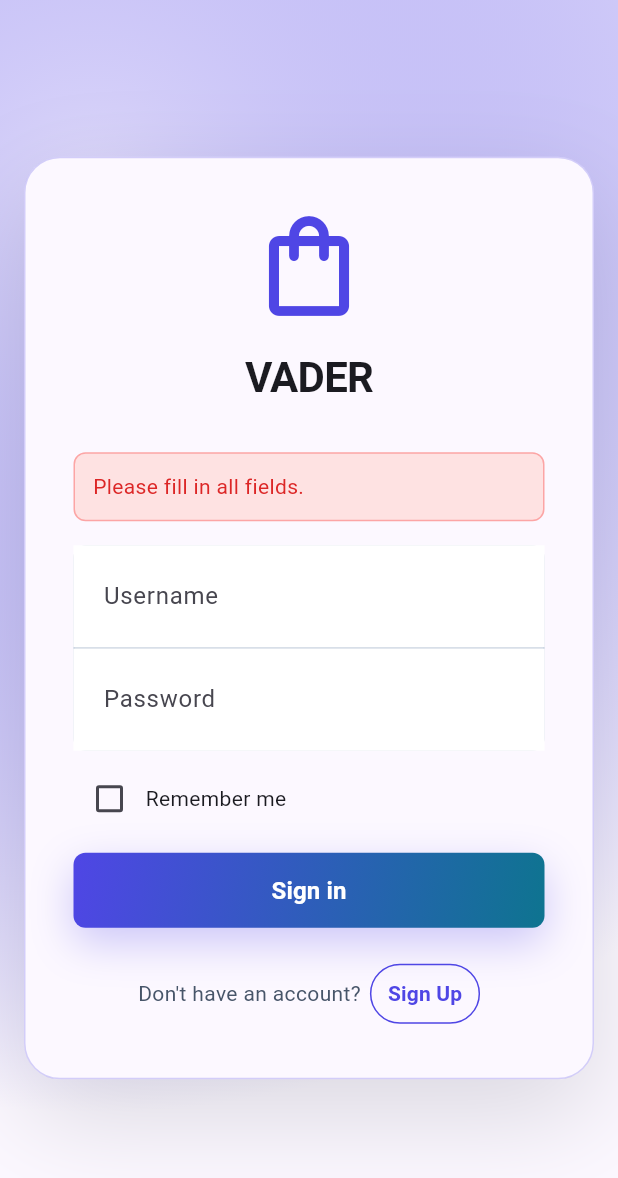
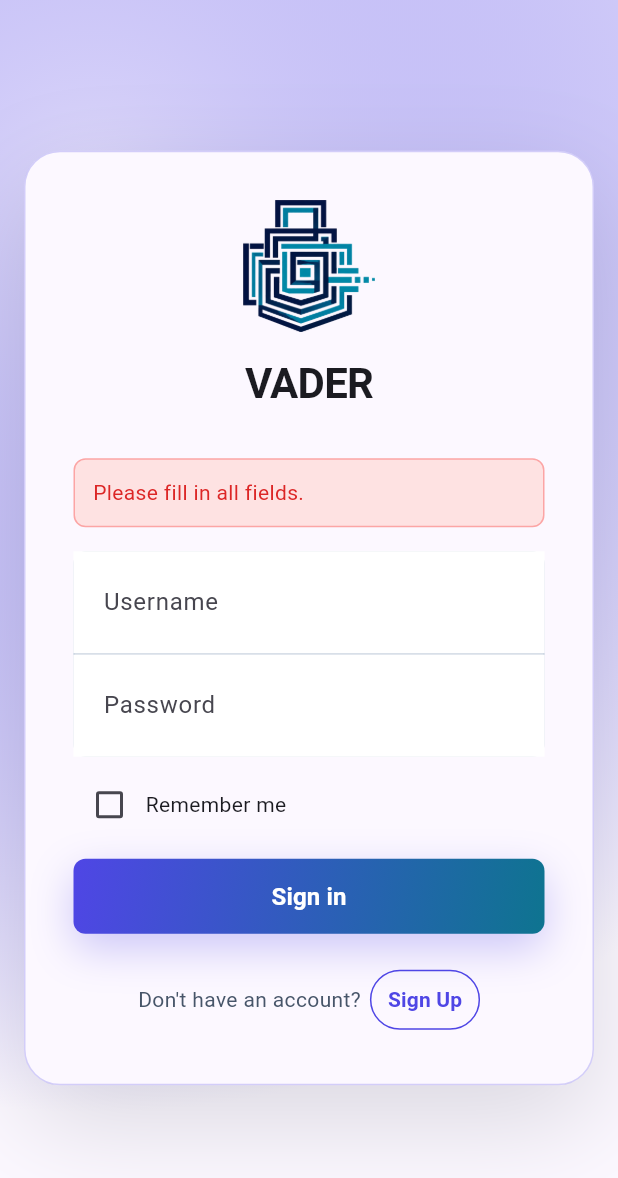
Before and after one commit to Ardakorkmaz0/e-commerce-app, a Flutter app: the screen it shows after launch, after a tap on "Sign in", on a phone screen of 412 x 824 dp. Shown: the top 1178 px of the screen. Run offline on Flutter 3.47's test engine with Material 3 defaults, Android fonts, the light colour scheme and no system bars; our stand-ins replace dio, flutter_riverpod, flutter_secure_storage, go_router.

Commit message:
site logo has been added to the login screen.

```diff
--- a/mobile/lib/features/auth/presentation/sign_in_screen.dart
+++ b/mobile/lib/features/auth/presentation/sign_in_screen.dart
@@ -1,6 +1,7 @@
 import 'package:ecommerce_mobile/core/theme/app_theme.dart';
 import 'package:ecommerce_mobile/features/auth/presentation/providers/auth_provider.dart';
 import 'package:ecommerce_mobile/shared/widgets/gradient_button.dart';
+import 'package:ecommerce_mobile/shared/widgets/app_logo.dart';
 import 'package:flutter/material.dart';
 import 'package:flutter_riverpod/flutter_riverpod.dart';
 import 'package:go_router/go_router.dart';
@@ -100,11 +101,7 @@ class _SignInScreenState extends ConsumerState<SignInScreen> {
                   child: Column(
                     crossAxisAlignment: CrossAxisAlignment.stretch,
                     children: [
-                      Icon(
-                        Icons.shopping_bag_outlined,
-                        size: 80,
-                        color: AppColors.primary,
-                      ),
+                      const AppLogo(size: 88),
                       const SizedBox(height: 16),
                       Text(
                         'VADER',
--- a/mobile/lib/features/auth/presentation/splash_screen.dart
+++ b/mobile/lib/features/auth/presentation/splash_screen.dart
@@ -1,5 +1,5 @@
-import 'package:ecommerce_mobile/core/theme/app_theme.dart';
 import 'package:ecommerce_mobile/features/auth/presentation/providers/auth_provider.dart';
+import 'package:ecommerce_mobile/shared/widgets/app_logo.dart';
 import 'package:flutter/material.dart';
 import 'package:flutter_riverpod/flutter_riverpod.dart';
 import 'package:go_router/go_router.dart';
@@ -39,11 +39,7 @@ class SplashScreen extends ConsumerWidget {
         child: Column(
           mainAxisAlignment: MainAxisAlignment.center,
           children: <Widget>[
-            Icon(
-              Icons.shopping_bag_outlined,
-              size: 72,
-              color: AppColors.primary,
-            ),
+            AppLogo(size: 80),
             SizedBox(height: 24),
             CircularProgressIndicator(),
           ],
--- /dev/null
+++ b/mobile/lib/shared/widgets/app_logo.dart
@@ -0,0 +1,23 @@
+import 'package:flutter/material.dart';
+
+/// The site logo, the same mark the web header and the launcher icon use.
+///
+/// The asset has a transparent surround, so it sits on the sign-in card
+/// and on a dark background without carrying a pale square with it.
+class AppLogo extends StatelessWidget {
+  const AppLogo({super.key, this.size = 80});
+
+  final double size;
+
+  @override
+  Widget build(BuildContext context) {
+    return Image.asset(
+      'assets/images/logo.png',
+      width: size,
+      height: size,
+      fit: BoxFit.contain,
+      // Read out as the brand rather than announced as a picture.
+      semanticLabel: 'VADER',
+    );
+  }
+}
--- a/mobile/pubspec.yaml
+++ b/mobile/pubspec.yaml
@@ -65,6 +65,11 @@ flutter:
   # the material Icons class.
   uses-material-design: true
 
+  assets:
+    # The launcher icon sources in assets/icon/ are only read by
+    # flutter_launcher_icons at build time, so they stay out of the bundle.
+    - assets/images/
+
   # To add assets to your application, add an assets section, like this:
   # assets:
   #   - images/a_dot_burr.jpeg
```
Also changed, not shown: mobile/assets/images/logo.png (added).
